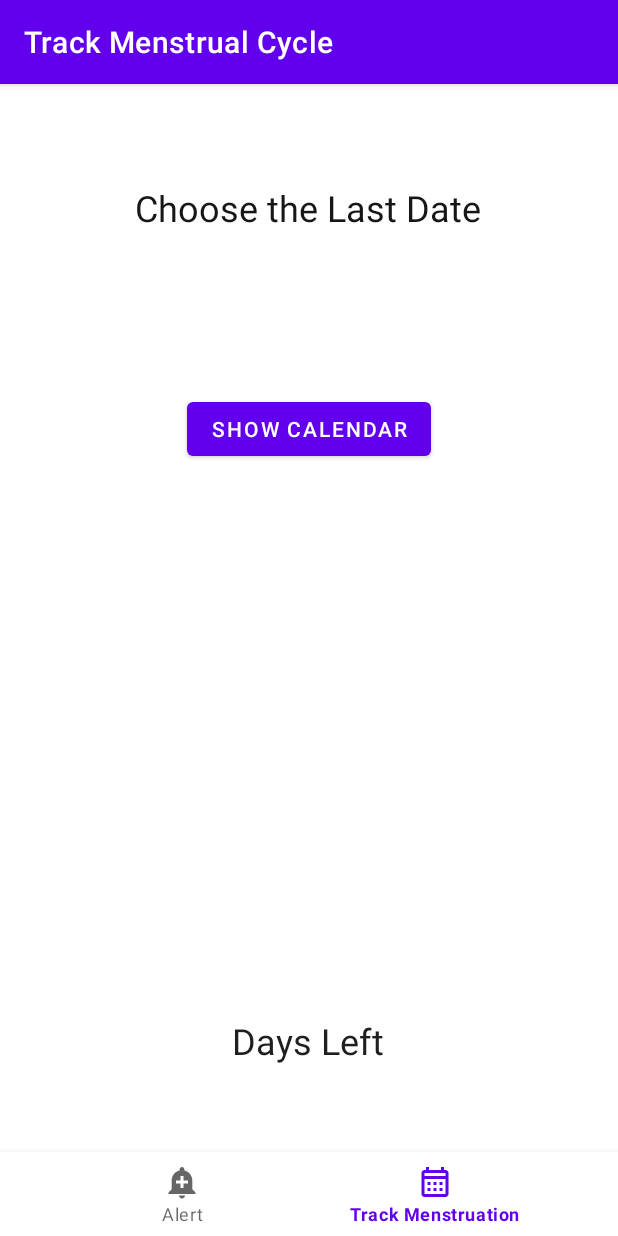
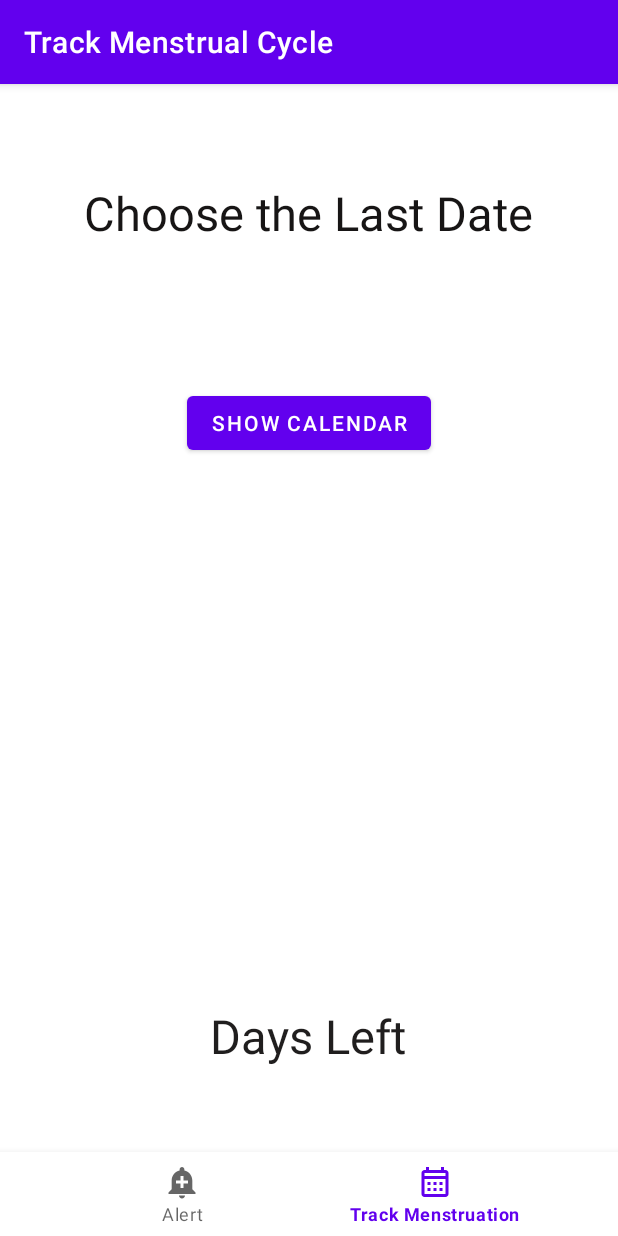
Before and after one commit to OpenLake/Sampoorna, an Android app: the TrackingFragment screen opened through its navigation route, on a phone screen of 412 x 824 dp. Run offline under Robolectric (Android 15) with nearby library versions, the phone set to English and light mode, and no system bars; our stand-ins replace Dagger/Hilt's generated code, navigation-ui, sdp/ssp sizes.

Commit message:
Added ssp values

```diff
--- a/app/src/main/res/layout/fragment_tracking.xml
+++ b/app/src/main/res/layout/fragment_tracking.xml
@@ -14,7 +14,7 @@
         android:text="@string/Date_Selection"
         android:textColor="@color/Black_Nero"
         android:textColorHint="@color/Black"
-        android:textSize="@dimen/textsize_24sp"
+        android:textSize="@dimen/_24ssp"
         app:layout_constraintBottom_toBottomOf="parent"
         app:layout_constraintEnd_toEndOf="parent"
         app:layout_constraintHorizontal_bias="0.496"
@@ -30,7 +30,7 @@
         android:text="@string/Countdown"
         android:textColor="@color/Black_Nero1"
         android:textColorHint="@color/Black_Mitsubishi_Black_Matt"
-        android:textSize="@dimen/textsize_24sp"
+        android:textSize="@dimen/_24ssp"
         app:layout_constraintBottom_toBottomOf="parent"
         app:layout_constraintEnd_toEndOf="parent"
         app:layout_constraintHorizontal_bias="0.498"
@@ -55,7 +55,7 @@
         android:layout_width="wrap_content"
         android:layout_height="wrap_content"
         android:textColor="#000"
-        android:textSize="34sp"
+        android:textSize="@dimen/_34ssp"
         app:layout_constraintBottom_toBottomOf="parent"
         app:layout_constraintLeft_toLeftOf="parent"
         app:layout_constraintRight_toRightOf="parent"
```
